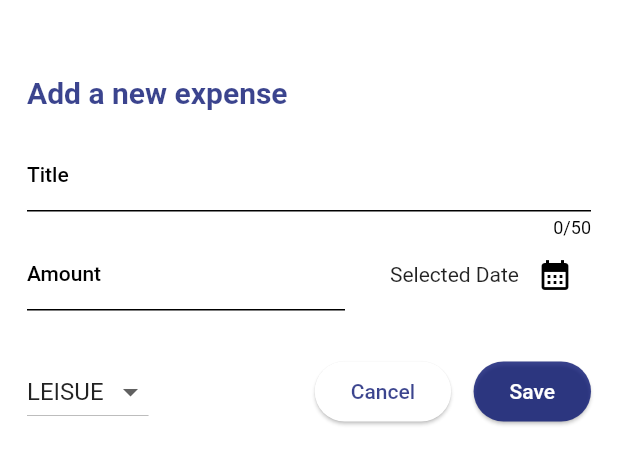
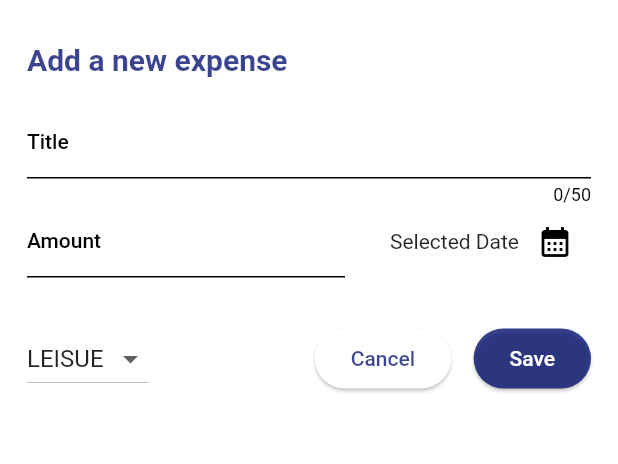
Before and after one commit to HarshMakwana27/expense_tracker_app, a Flutter app: the NewExpense widget shown alone on an empty page, opened directly with empty values, on a phone screen of 412 x 824 dp. Shown: the top 464 px of the screen. Run offline on Flutter 3.47's test engine with Material 2 defaults, Android fonts, the light colour scheme and no system bars; our stand-ins replace google_fonts.

Commit message:
3.6 horizonal mode added

```diff
--- a/lib/main.dart
+++ b/lib/main.dart
@@ -1,5 +1,6 @@
 import 'package:expense_app/splash_screen.dart';
 import 'package:flutter/material.dart';
+// import 'package:flutter/services.dart';
 
 const kColorScheme = ColorScheme(
   primary: Color.fromARGB(071370, 7, 19, 112),
@@ -31,6 +32,10 @@
     surface: Colors.black);
 
 void main() {
+  // WidgetsFlutterBinding.ensureInitialized();
+  // SystemChrome.setPreferredOrientations([
+  //   DeviceOrientation.portraitUp,
+  // ]).then((fn) {
   runApp(
     MaterialApp(
       darkTheme: ThemeData.dark().copyWith(
@@ -55,4 +60,5 @@
       home: const SplashScreen(),
     ),
   );
+  // });
 }
--- a/lib/widgets/new_expense.dart
+++ b/lib/widgets/new_expense.dart
@@ -78,8 +78,12 @@
 
   @override
   Widget build(BuildContext context) {
-    return Padding(
-      padding: const EdgeInsets.fromLTRB(18, 50, 18, 18),
+    final keyboardHeight = MediaQuery.of(context).viewInsets.bottom;
+    return SizedBox(
+      height: double.infinity,
+      child: SingleChildScrollView(
+        child: Padding(
+          padding: EdgeInsets.fromLTRB(18, 28, 18, 18 + keyboardHeight),
           child: Column(
             crossAxisAlignment: CrossAxisAlignment.start,
             children: [
@@ -174,6 +178,8 @@
               )
             ],
           ),
+        ),
+      ),
     );
   }
 }
```
Also changed, not shown: lib/expenses.dart (+73 -4 lines). Lines whose indentation alone changed are shown as unchanged.
